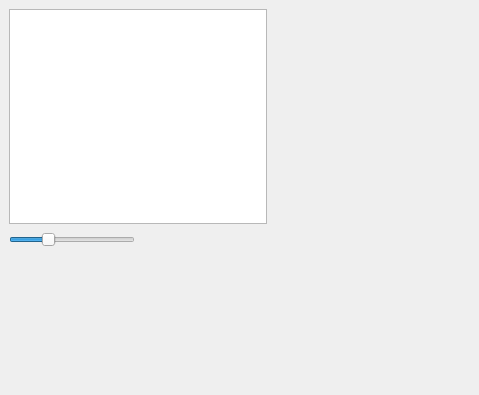
Above: frontend/ui_widgets/thumbnails.ui from XmYx/ainodes before the change; both pictures show x 0 to 479 and y 0 to 395 of the 479 by 730 pixel window. Below: the same form after it.
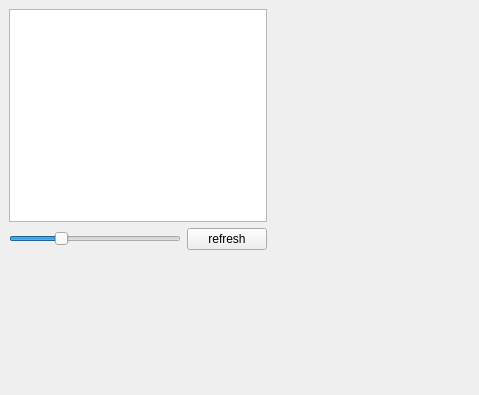
That is the form after the change.

Diff of the .ui file:
```diff
--- a/frontend/ui_widgets/thumbnails.ui
+++ b/frontend/ui_widgets/thumbnails.ui
@@ -45,19 +45,6 @@
       </property>
      </widget>
     </item>
-    <item row="2" column="1">
-     <spacer name="horizontalSpacer">
-      <property name="orientation">
-       <enum>Qt::Horizontal</enum>
-      </property>
-      <property name="sizeHint" stdset="0">
-       <size>
-        <width>40</width>
-        <height>20</height>
-       </size>
-      </property>
-     </spacer>
-    </item>
     <item row="0" column="0" colspan="2">
      <widget class="QListWidget" name="thumbs">
       <property name="baseSize">
@@ -90,7 +77,7 @@
       <property name="gridSize">
        <size>
         <width>150</width>
-        <height>150</height>
+        <height>200</height>
        </size>
       </property>
       <property name="viewMode">
@@ -107,6 +94,13 @@
       </property>
      </widget>
     </item>
+    <item row="2" column="1">
+     <widget class="QPushButton" name="refresh">
+      <property name="text">
+       <string>refresh</string>
+      </property>
+     </widget>
+    </item>
    </layout>
   </widget>
  </widget>
```
